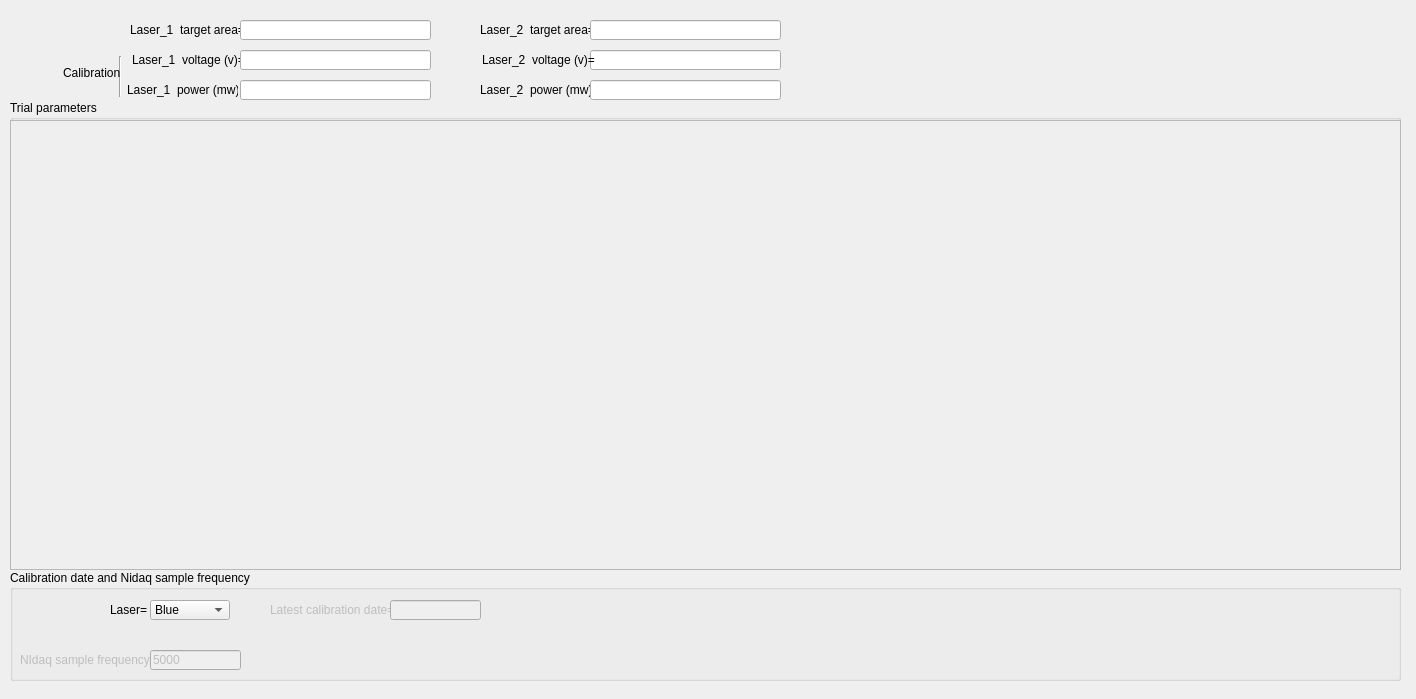
Above: src/foraging_gui/Optogenetics.ui from AllenNeuralDynamics/dynamic-foraging-task before the change. Below: the same form after it.
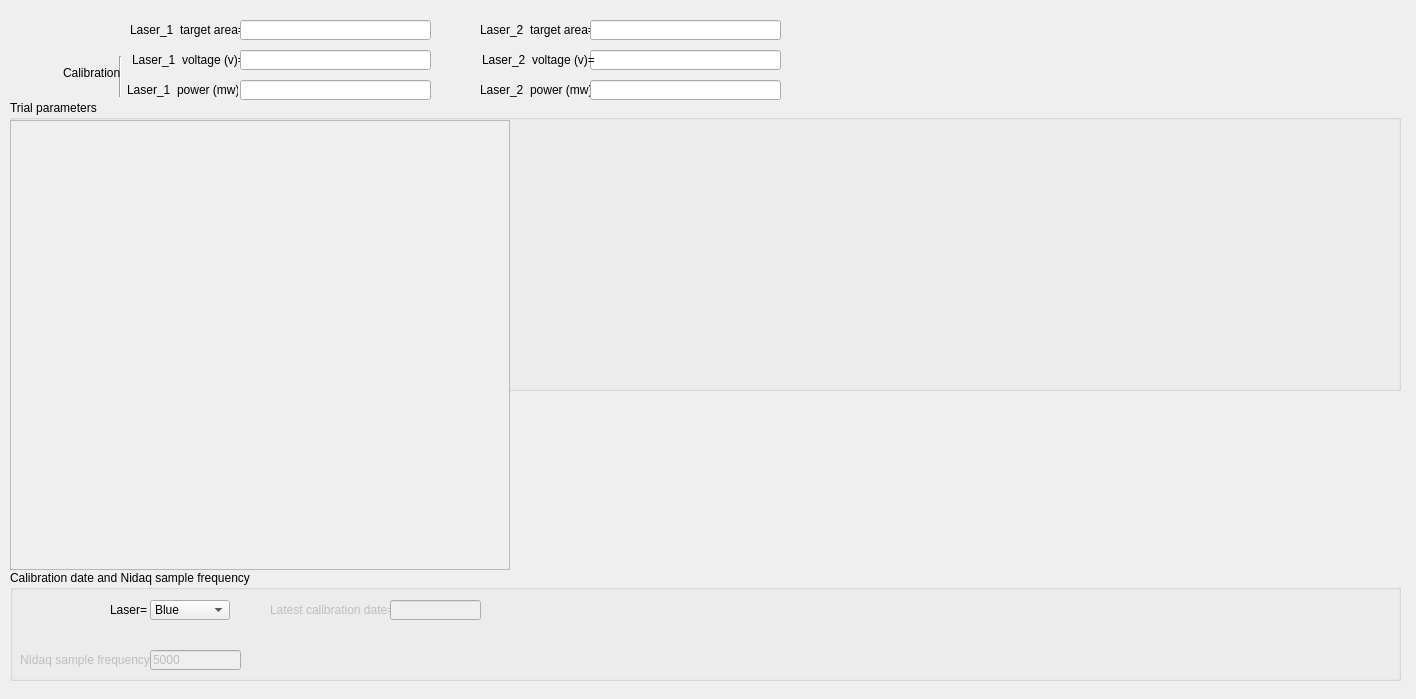
That is the form after the change.

Commit message: restricts opto widget size

Patch:
```diff
--- a/src/foraging_gui/Optogenetics.ui
+++ b/src/foraging_gui/Optogenetics.ui
@@ -362,7 +362,7 @@
     <rect>
      <x>10</x>
      <y>120</y>
-     <width>1391</width>
+     <width>500</width>
      <height>450</height>
     </rect>
    </property>
```
